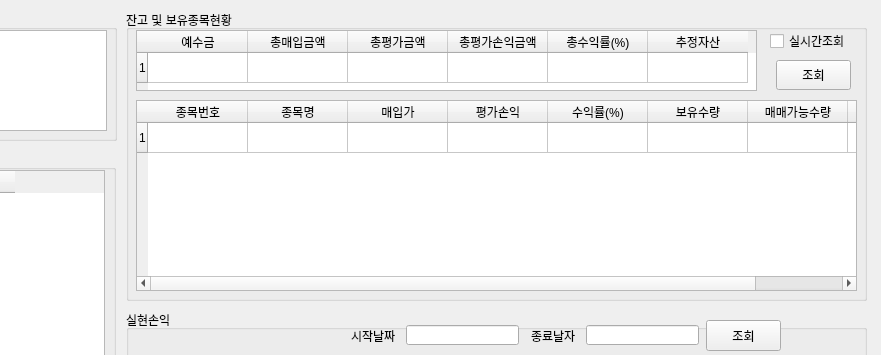
pjm8702/jasam, file MyTrader.ui: the form before one commit; both pictures show x 214 to 1095 and y 0 to 355 of the 1095 by 846 pixel window.
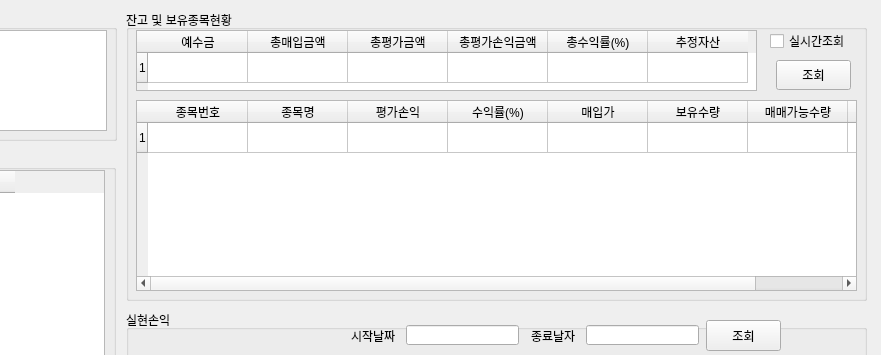
The form after the commit.

Commit message: 표시 UI 개선

Patch:
```diff
--- a/MyTrader.ui
+++ b/MyTrader.ui
@@ -93,11 +93,6 @@
        <string>종목명</string>
       </property>
      </column>
-     <column>
-      <property name="text">
-       <string>매입가</string>
-      </property>
-     </column>
      <column>
       <property name="text">
        <string>평가손익</string>
@@ -108,6 +103,11 @@
        <string>수익률(%)</string>
       </property>
      </column>
+     <column>
+      <property name="text">
+       <string>매입가</string>
+      </property>
+     </column>
      <column>
       <property name="text">
        <string>보유수량</string>
```
